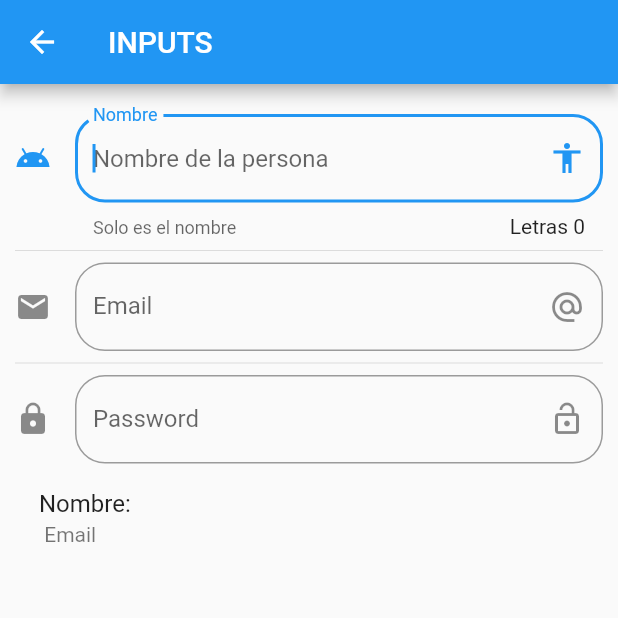
After one commit to echeverriadev/flutter-components, a Flutter app: the InputsPage screen opened by its route, on a phone screen of 412 x 824 dp, the top half of it. The commit adds this screen. Run offline on Flutter 3.47's test engine with Material 2 defaults, Android fonts, the phone set to English and light mode, and no system bars.

Commit message:
input component

```diff
--- a/data/menu_opts.json
+++ b/data/menu_opts.json
@@ -20,6 +20,11 @@
       "ruta": "animatedContainer",
       "icon": "donut_large",
       "texto": "Animated Container"
+    },
+    {
+      "ruta": "inputs",
+      "icon": "input",
+      "texto": "Inputs"
     }
   ]
 }
--- /dev/null
+++ b/lib/src/pages/input_page.dart
@@ -0,0 +1,104 @@
+import 'package:flutter/material.dart';
+
+class InputsPage extends StatefulWidget {
+  @override
+  _InputsPageState createState() => _InputsPageState();
+}
+
+class _InputsPageState extends State<InputsPage> {
+  String _nombre = '';
+  String _email  = '';
+
+  @override
+  Widget build(BuildContext context) {
+    return Scaffold(
+      appBar: AppBar(
+        title: Text('INPUTS'),
+      ),
+      body: ListView(
+        padding: EdgeInsets.symmetric(horizontal:10.0, vertical:20.0),
+        children: <Widget>[
+          _crearInput(),
+          Divider(),
+          _crearEmail(),
+          Divider(),
+          _crearPassword(),
+          _crearPersona()
+          ],
+        ),
+
+      );
+    }
+
+    Widget _crearInput() {
+      return TextField(
+        autofocus: true,
+        textCapitalization: TextCapitalization.sentences,
+        decoration: InputDecoration(
+          border: OutlineInputBorder(borderRadius: BorderRadius.circular(20.0)),
+          counter:Text('Letras ${_nombre.length}'),
+          hintText: 'Nombre de la persona',
+          labelText: 'Nombre',
+          helperText: 'Solo es el nombre',
+          suffixIcon: Icon(Icons.accessibility),
+          icon: Icon(Icons.android),
+        ),
+        onChanged: (valor){
+
+          setState(() {
+            _nombre = valor;
+          });
+          print(_nombre);
+        },
+      );
+    }
+
+    Widget _crearEmail() {
+      return TextField(
+        keyboardType: TextInputType.emailAddress,
+        textCapitalization: TextCapitalization.sentences,
+        decoration: InputDecoration(
+          border: OutlineInputBorder(borderRadius: BorderRadius.circular(20.0)),
+          hintText: 'Email',
+          labelText: 'Email',
+          suffixIcon: Icon(Icons.alternate_email),
+          icon: Icon(Icons.email),
+        ),
+        onChanged: (valor){
+
+          setState(() {
+            _email = valor;
+          });
+          print(_email);
+        },
+      );
+    }
+
+    Widget _crearPassword(){
+       return TextField(
+         obscureText: true,
+        textCapitalization: TextCapitalization.sentences,
+        decoration: InputDecoration(
+          border: OutlineInputBorder(borderRadius: BorderRadius.circular(20.0)),
+          hintText: 'Password',
+          labelText: 'Password',
+          suffixIcon: Icon(Icons.lock_open),
+          icon: Icon(Icons.lock),
+        ),
+        onChanged: (valor){
+
+          setState(() {
+            _email = valor;
+          });
+          print(_email);
+        },
+      );
+    }
+
+  Widget _crearPersona(){
+    return ListTile(
+      title: Text('Nombre: $_nombre'),
+      subtitle: Text(' Email $_email'),
+    );
+  }
+}
--- a/lib/src/routes/routes.dart
+++ b/lib/src/routes/routes.dart
@@ -4,6 +4,7 @@ import 'package:components_fluter/src/pages/avatar_page.dart';
 import 'package:components_fluter/src/pages/alert_page.dart';
 import 'package:components_fluter/src/pages/card_page.dart';
 import 'package:components_fluter/src/pages/animated_container.dart';
+import 'package:components_fluter/src/pages/input_page.dart';
 
 
 Map<String , WidgetBuilder> getApplicationRoute(){
@@ -14,5 +15,6 @@ Map<String , WidgetBuilder> getApplicationRoute(){
     'avatar'             : (BuildContext context ) => AvatarPage(),
     'card'               : (BuildContext context) => CardPage(),
     'animatedContainer'  : (BuildContext context ) => AnimatedContainerPage(),
+    'inputs'             : (BuildContext context ) => InputsPage(),
   };
 }
--- a/lib/src/utils/icono_string.dart
+++ b/lib/src/utils/icono_string.dart
@@ -1,10 +1,11 @@
 import 'package:flutter/material.dart';
 
 final _icons = <String, IconData>{
-  'add_alert' : Icons.add_alert,
+  'add_alert'    : Icons.add_alert,
   'accessibility': Icons.accessibility,
-  'folder_open': Icons.folder_open,
-  'donut_large' : Icons.donut_large,
+  'folder_open'  : Icons.folder_open,
+  'donut_large'  : Icons.donut_large,
+  'input'        : Icons.input,
 };
 
 Icon getIcon( String nombreIcono){
```
